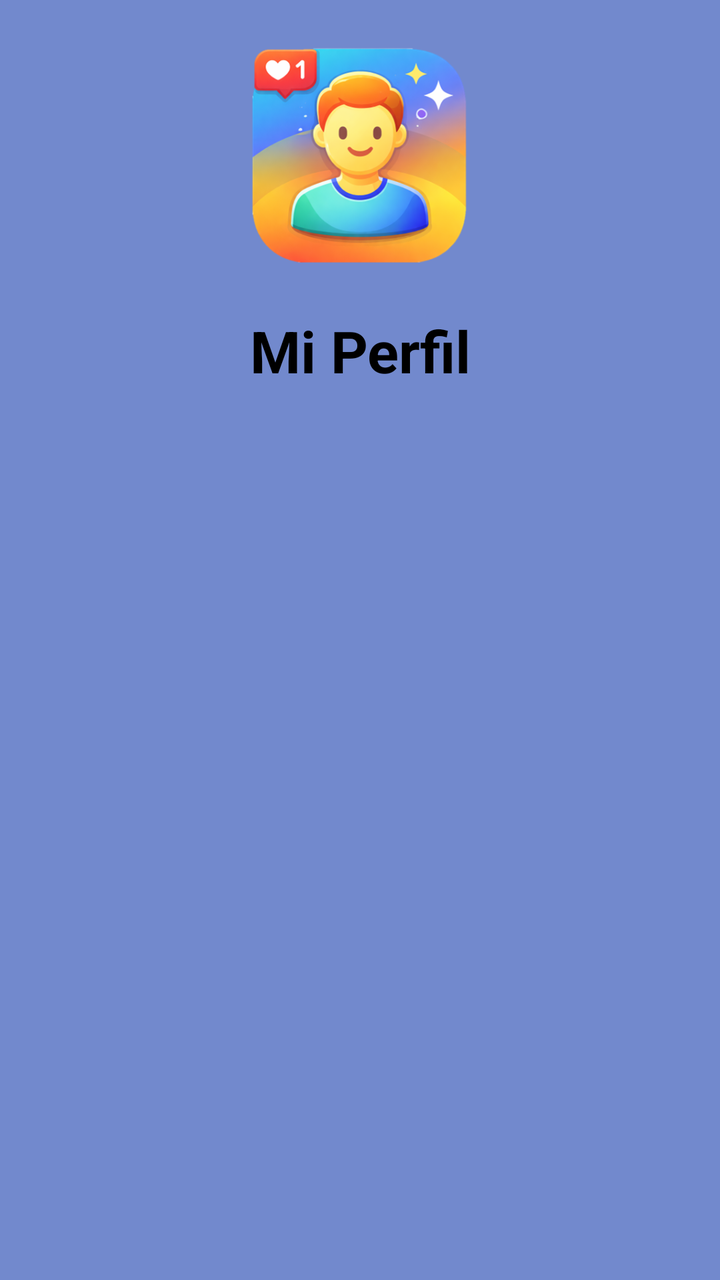
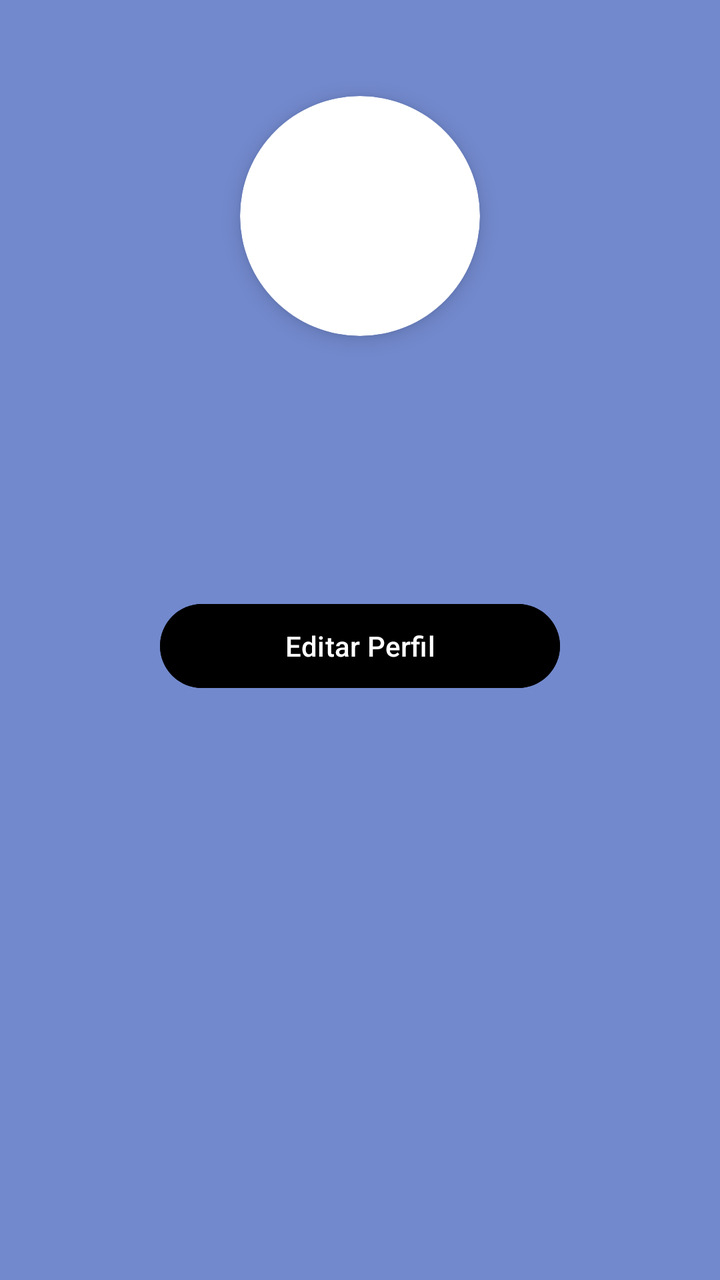

Compare the two renders of this Android layout. The source of the first and the diff that turns it into the second are given below.
<!-- AndroidManifest.xml: application theme Theme.Taller2 -->
<!-- res/layout/fragment_perfil.xml -->
<LinearLayout xmlns:android="http://schemas.android.com/apk/res/android"
    xmlns:tools="http://schemas.android.com/tools"
    android:layout_width="match_parent"
    android:layout_height="match_parent"
    tools:context="com.taller2.linearlayouts.ui.main.perfil.PerfilFragment"
    android:orientation="vertical"
    android:gravity="center_horizontal"
    android:background="@color/colorFondoApplication">

    <ImageView
        android:id="@+id/imagenPerfil"
        android:layout_width="120dp"
        android:layout_height="120dp"
        android:layout_marginTop="20dp"
        android:src="@drawable/mi_perfil"
        android:layout_gravity="center"/>

    <TextView
        android:layout_width="wrap_content"
        android:layout_height="wrap_content"
        android:text="@string/mi_perfil_f"
        android:textStyle="bold"
        android:textSize="29sp"
        android:textColor="@color/black"
        android:padding="16dp"
        android:gravity="center"/>

</LinearLayout>
<!-- resources referenced by this layout -->
<resources>
  <color name="black">#000000</color>
  <color name="colorFondoApplication">#7289CD</color>
  <!-- drawable mi_perfil: png bitmap (drawable, 131978 bytes) -->
  <string name="mi_perfil_f">Mi Perfil</string>
  <style name="Theme.Taller2" parent="Base.Theme.Taller2">
  
          <item name="colorPrimary">@color/colorFondoApplication</item>
  
      </style>
  <style name="Base.Theme.Taller2" parent="Theme.Material3.DayNight.NoActionBar">
          
          
      </style>
</resources>

<!-- the commit's change to res/layout/fragment_perfil.xml (unified diff, before → after) -->
@@ -1,28 +1,74 @@
-<LinearLayout xmlns:android="http://schemas.android.com/apk/res/android"
-    xmlns:tools="http://schemas.android.com/tools"
+<?xml version="1.0" encoding="utf-8"?>
+<ScrollView xmlns:android="http://schemas.android.com/apk/res/android"
     android:layout_width="match_parent"
     android:layout_height="match_parent"
-    tools:context="com.taller2.linearlayouts.ui.main.perfil.PerfilFragment"
-    android:orientation="vertical"
-    android:gravity="center_horizontal"
     android:background="@color/colorFondoApplication">
 
-    <ImageView
-        android:id="@+id/imagenPerfil"
-        android:layout_width="120dp"
-        android:layout_height="120dp"
-        android:layout_marginTop="20dp"
-        android:src="@drawable/mi_perfil"
-        android:layout_gravity="center"/>
+    <LinearLayout
+        android:layout_width="match_parent"
+        android:layout_height="wrap_content"
+        android:orientation="vertical"
+        android:gravity="center"
+        android:padding="24dp">
 
-    <TextView
-        android:layout_width="wrap_content"
-        android:layout_height="wrap_content"
-        android:text="@string/mi_perfil_f"
-        android:textStyle="bold"
-        android:textSize="29sp"
-        android:textColor="@color/black"
-        android:padding="16dp"
-        android:gravity="center"/>
+        
+        <androidx.cardview.widget.CardView
+            android:layout_width="120dp"
+            android:layout_height="120dp"
+            android:layout_marginTop="24dp"
+            app:cardCornerRadius="60dp"
+            app:cardElevation="6dp"
+            xmlns:app="http://schemas.android.com/apk/res-auto">
 
-</LinearLayout>
+            <ImageView
+                android:id="@+id/iv_foto_perfil"
+                android:layout_width="match_parent"
+                android:layout_height="match_parent"
+                android:scaleType="centerCrop"
+                android:src="@mipmap/logo_application"
+                android:contentDescription="@string/foto_de_perfil" />
+
+        </androidx.cardview.widget.CardView>
+
+        
+        <TextView
+            android:id="@+id/tv_perfil_nombre"
+            android:layout_width="wrap_content"
+            android:layout_height="wrap_content"
+            android:layout_marginTop="16dp"
+            android:textSize="22sp"
+            android:textStyle="bold"
+            android:textColor="@color/black" />
+
+        
+        <TextView
+            android:id="@+id/tv_perfil_rol"
+            android:layout_width="wrap_content"
+            android:layout_height="wrap_content"
+            android:layout_marginTop="4dp"
+            android:textSize="14sp"
+            android:textColor="@color/black"
+            android:textStyle="italic" />
+
+        
+        <TextView
+            android:id="@+id/tv_perfil_correo"
+            android:layout_width="wrap_content"
+            android:layout_height="wrap_content"
+            android:layout_marginTop="8dp"
+            android:textSize="16sp"
+            android:textColor="@color/black" />
+
+        
+        <Button
+            android:id="@+id/btn_editar_perfil"
+            android:layout_width="200dp"
+            android:layout_height="50dp"
+            android:layout_marginTop="32dp"
+            android:text="@string/editar_perfil"
+            android:textColor="@color/white"
+            android:backgroundTint="@color/black" />
+
+    </LinearLayout>
+
+</ScrollView>
<!-- resource entries referenced after the edit -->
@@ -2,13 +2,21 @@
 <resources>
   <color name="black">#000000</color>
   <color name="colorFondoApplication">#7289CD</color>
-  <!-- drawable mi_perfil: png bitmap (drawable, 131978 bytes) -->
-  <string name="mi_perfil_f">Mi Perfil</string>
+  <color name="white">#FFFFFF</color>
+  <!-- mipmap logo_application (mipmap-anydpi-v26) -->
+  <?xml version="1.0" encoding="utf-8"?>
+  <adaptive-icon xmlns:android="http://schemas.android.com/apk/res/android">
+      <background android:drawable="@color/logo_aplicativo_background"/>
+      <foreground android:drawable="@mipmap/logo_application_foreground"/>
+  </adaptive-icon>
+  <string name="editar_perfil">Editar Perfil</string>
+  <string name="foto_de_perfil">foto_de_perfil</string>
   <style name="Theme.Taller2" parent="Base.Theme.Taller2">
   
           <item name="colorPrimary">@color/colorFondoApplication</item>
   
       </style>
+  <color name="logo_aplicativo_background">#7289CD</color>
   <style name="Base.Theme.Taller2" parent="Theme.Material3.DayNight.NoActionBar">
           
           
